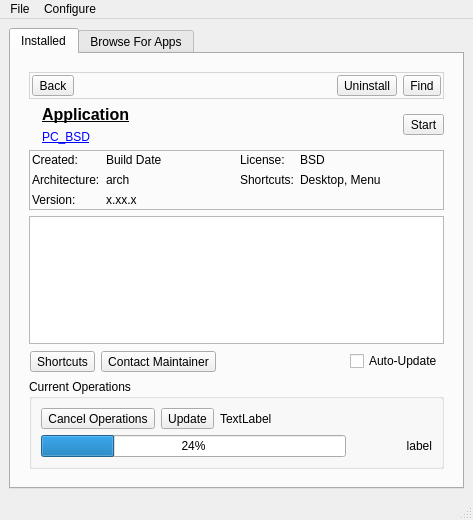
The window that src-qt4/pc-softwaremanager/mainUI.ui (trueos/pcbsd) describes before a commit, drawn with Qt 5.
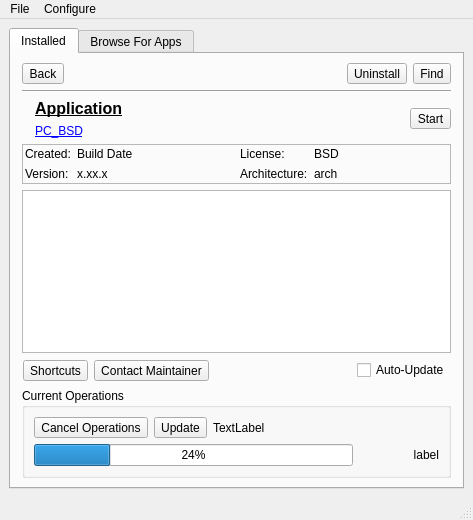
The same window after the commit. The open tabs and pages were chosen to show the change. Icons and pictures are not drawn.

The edit to the form file:
```diff
--- a/src-qt4/pc-softwaremanager/mainUI.ui
+++ b/src-qt4/pc-softwaremanager/mainUI.ui
@@ -42,6 +42,21 @@
         <string>Installed</string>
        </attribute>
        <layout class="QVBoxLayout" name="verticalLayout_2">
+        <property name="spacing">
+         <number>-1</number>
+        </property>
+        <property name="leftMargin">
+         <number>2</number>
+        </property>
+        <property name="topMargin">
+         <number>0</number>
+        </property>
+        <property name="rightMargin">
+         <number>2</number>
+        </property>
+        <property name="bottomMargin">
+         <number>0</number>
+        </property>
         <item>
          <widget class="QStackedWidget" name="stackedWidget">
           <property name="styleSheet">
@@ -53,49 +68,35 @@
           <widget class="QWidget" name="page_install_list">
            <layout class="QVBoxLayout" name="verticalLayout_21">
             <item>
-             <widget class="QFrame" name="frame_3">
-              <property name="styleSheet">
-               <string notr="true">QFrame{background-color: rgba(250,250,250,170);}</string>
-              </property>
-              <property name="frameShape">
-               <enum>QFrame::StyledPanel</enum>
-              </property>
-              <property name="frameShadow">
-               <enum>QFrame::Raised</enum>
-              </property>
-              <layout class="QHBoxLayout" name="horizontalLayout_13">
-               <property name="margin">
-                <number>2</number>
-               </property>
-               <item>
-                <spacer name="horizontalSpacer_2">
-                 <property name="orientation">
-                  <enum>Qt::Horizontal</enum>
-                 </property>
-                 <property name="sizeHint" stdset="0">
-                  <size>
-                   <width>278</width>
-                   <height>20</height>
-                  </size>
-                 </property>
-                </spacer>
-               </item>
-               <item>
-                <widget class="QToolButton" name="tool_install_details">
-                 <property name="text">
-                  <string>Application Details</string>
-                 </property>
-                 <property name="icon">
-                  <iconset resource="SoftwareManager.qrc">
-                   <normaloff>:/icons/go-next.png</normaloff>:/icons/go-next.png</iconset>
-                 </property>
-                 <property name="toolButtonStyle">
-                  <enum>Qt::ToolButtonTextBesideIcon</enum>
-                 </property>
-                </widget>
-               </item>
-              </layout>
-             </widget>
+             <layout class="QHBoxLayout" name="horizontalLayout_11">
+              <item>
+               <spacer name="horizontalSpacer_2">
+                <property name="orientation">
+                 <enum>Qt::Horizontal</enum>
+                </property>
+                <property name="sizeHint" stdset="0">
+                 <size>
+                  <width>278</width>
+                  <height>20</height>
+                 </size>
+                </property>
+               </spacer>
+              </item>
+              <item>
+               <widget class="QToolButton" name="tool_install_details">
+                <property name="text">
+                 <string>Application Details</string>
+                </property>
+                <property name="icon">
+                 <iconset resource="SoftwareManager.qrc">
+                  <normaloff>:/icons/go-next.png</normaloff>:/icons/go-next.png</iconset>
+                </property>
+                <property name="toolButtonStyle">
+                 <enum>Qt::ToolButtonTextBesideIcon</enum>
+                </property>
+               </widget>
+              </item>
+             </layout>
             </item>
             <item>
              <widget class="QTreeWidget" name="tree_install_apps">
@@ -189,10 +190,10 @@
           </widget>
           <widget class="QWidget" name="page_install_details">
            <layout class="QGridLayout" name="gridLayout_2">
-            <item row="0" column="0">
-             <widget class="QFrame" name="frame">
+            <item row="3" column="0">
+             <widget class="QFrame" name="frame_2">
               <property name="styleSheet">
-               <string notr="true">QFrame{background-color: rgba(250,250,250,170);}</string>
+               <string notr="true"/>
               </property>
               <property name="frameShape">
                <enum>QFrame::StyledPanel</enum>
@@ -200,75 +201,189 @@
               <property name="frameShadow">
                <enum>QFrame::Raised</enum>
               </property>
-              <layout class="QHBoxLayout" name="horizontalLayout_2">
+              <layout class="QHBoxLayout" name="horizontalLayout_14">
                <property name="margin">
                 <number>2</number>
                </property>
                <item>
-                <widget class="QToolButton" name="tool_install_back">
-                 <property name="text">
-                  <string>Back</string>
+                <layout class="QFormLayout" name="formLayout_7">
+                 <property name="fieldGrowthPolicy">
+                  <enum>QFormLayout::ExpandingFieldsGrow</enum>
                  </property>
-                 <property name="icon">
-                  <iconset resource="SoftwareManager.qrc">
-                   <normaloff>:/icons/go-previous.png</normaloff>:/icons/go-previous.png</iconset>
-                 </property>
-                 <property name="toolButtonStyle">
-                  <enum>Qt::ToolButtonTextBesideIcon</enum>
-                 </property>
-                </widget>
+                 <item row="0" column="0">
+                  <widget class="QLabel" name="label_3">
+                   <property name="text">
+                    <string>Created:</string>
+                   </property>
+                  </widget>
+                 </item>
+                 <item row="0" column="1">
+                  <widget class="QLabel" name="label_install_date">
+                   <property name="text">
+                    <string notr="true">Build Date</string>
+                   </property>
+                  </widget>
+                 </item>
+                 <item row="1" column="0">
+                  <widget class="QLabel" name="label">
+                   <property name="text">
+                    <string>Version:</string>
+                   </property>
+                  </widget>
+                 </item>
+                 <item row="1" column="1">
+                  <widget class="QLabel" name="label_install_version">
+                   <property name="text">
+                    <string notr="true">x.xx.x</string>
+                   </property>
+                  </widget>
+                 </item>
+                </layout>
                </item>
                <item>
-                <spacer name="horizontalSpacer_7">
-                 <property name="orientation">
-                  <enum>Qt::Horizontal</enum>
+                <layout class="QFormLayout" name="formLayout">
+                 <property name="fieldGrowthPolicy">
+                  <enum>QFormLayout::ExpandingFieldsGrow</enum>
                  </property>
-                 <property name="sizeHint" stdset="0">
-                  <size>
-                   <width>0</width>
-                   <height>20</height>
-                  </size>
-                 </property>
-                </spacer>
+                 <item row="0" column="0">
+                  <widget class="QLabel" name="label_4">
+                   <property name="text">
+                    <string>License:</string>
+                   </property>
+                  </widget>
+                 </item>
+                 <item row="0" column="1">
+                  <widget class="QLabel" name="label_install_license">
+                   <property name="text">
+                    <string notr="true">BSD</string>
+                   </property>
+                  </widget>
+                 </item>
+                 <item row="1" column="0">
+                  <widget class="QLabel" name="label_5">
+                   <property name="text">
+                    <string>Architecture:</string>
+                   </property>
+                  </widget>
+                 </item>
+                 <item row="1" column="1">
+                  <widget class="QLabel" name="label_install_arch">
+                   <property name="text">
+                    <string notr="true">arch</string>
+                   </property>
+                  </widget>
+                 </item>
+                </layout>
                </item>
+              </layout>
+             </widget>
+            </item>
+            <item row="7" column="0">
+             <widget class="QGroupBox" name="group_install_appStat">
+              <property name="title">
+               <string>Current Operations</string>
+              </property>
+              <property name="flat">
+               <bool>true</bool>
+              </property>
+              <layout class="QVBoxLayout" name="verticalLayout_18">
                <item>
-                <widget class="QToolButton" name="tool_install_remove">
-                 <property name="toolTip">
-                  <string>Remove the selected application</string>
-                 </property>
-                 <property name="statusTip">
-                  <string>Remove the selected application</string>
-                 </property>
-                 <property name="text">
-                  <string>Uninstall</string>
-                 </property>
-                 <property name="icon">
-                  <iconset resource="SoftwareManager.qrc">
-                   <normaloff>:/icons/remove.png</normaloff>:/icons/remove.png</iconset>
-                 </property>
-                 <property name="toolButtonStyle">
-                  <enum>Qt::ToolButtonTextBesideIcon</enum>
-                 </property>
-                </widget>
+                <layout class="QHBoxLayout" name="horizontalLayout_10">
+                 <item>
+                  <widget class="QToolButton" name="tool_install_cancel">
+                   <property name="sizePolicy">
+                    <sizepolicy hsizetype="Preferred" vsizetype="Preferred">
+                     <horstretch>0</horstretch>
+                     <verstretch>0</verstretch>
+                    </sizepolicy>
+                   </property>
+                   <property name="toolTip">
+                    <string>Cancel any actions for this application</string>
+                   </property>
+                   <property name="statusTip">
+                    <string>Cancel any actions for this application</string>
+                   </property>
+                   <property name="text">
+                    <string>Cancel Operations</string>
+                   </property>
+                   <property name="icon">
+                    <iconset resource="SoftwareManager.qrc">
+                     <normaloff>:/icons/dialog-cancel.png</normaloff>:/icons/dialog-cancel.png</iconset>
+                   </property>
+                   <property name="toolButtonStyle">
+                    <enum>Qt::ToolButtonIconOnly</enum>
+                   </property>
+                  </widget>
+                 </item>
+                 <item>
+                  <widget class="QToolButton" name="tool_install_update">
+                   <property name="toolTip">
+                    <string>Update the application to the most recent version</string>
+                   </property>
+                   <property name="statusTip">
+                    <string>Update the selected application</string>
+                   </property>
+                   <property name="text">
+                    <string>Update</string>
+                   </property>
+                   <property name="icon">
+                    <iconset resource="SoftwareManager.qrc">
+                     <normaloff>:/icons/view-refresh.png</normaloff>:/icons/view-refresh.png</iconset>
+                   </property>
+                   <property name="toolButtonStyle">
+                    <enum>Qt::ToolButtonIconOnly</enum>
+                   </property>
+                  </widget>
+                 </item>
+                 <item>
+                  <widget class="QLabel" name="label_install_status">
+                   <property name="sizePolicy">
+                    <sizepolicy hsizetype="Expanding" vsizetype="Preferred">
+                     <horstretch>0</horstretch>
+                     <verstretch>0</verstretch>
+                    </sizepolicy>
+                   </property>
+                   <property name="text">
+                    <string notr="true">TextLabel</string>
+                   </property>
+                   <property name="wordWrap">
+                    <bool>true</bool>
+                   </property>
+                  </widget>
+                 </item>
+                </layout>
                </item>
                <item>
-                <widget class="QToolButton" name="tool_install_gotobrowserpage">
-                 <property name="text">
-                  <string>Find</string>
-                 </property>
-                 <property name="icon">
-                  <iconset resource="SoftwareManager.qrc">
-                   <normaloff>:/icons/edit-find.png</normaloff>:/icons/edit-find.png</iconset>
-                 </property>
-                 <property name="toolButtonStyle">
-                  <enum>Qt::ToolButtonTextBesideIcon</enum>
-                 </property>
-                </widget>
+                <layout class="QHBoxLayout" name="horizontalLayout_9">
+                 <item>
+                  <widget class="QProgressBar" name="progress_install_DL">
+                   <property name="value">
+                    <number>24</number>
+                   </property>
+                  </widget>
+                 </item>
+                 <item>
+                  <widget class="QLabel" name="label_install_DL">
+                   <property name="minimumSize">
+                    <size>
+                     <width>80</width>
+                     <height>0</height>
+                    </size>
+                   </property>
+                   <property name="text">
+                    <string notr="true">label</string>
+                   </property>
+                   <property name="alignment">
+                    <set>Qt::AlignRight|Qt::AlignTrailing|Qt::AlignVCenter</set>
+                   </property>
+                  </widget>
+                 </item>
+                </layout>
                </item>
               </layout>
              </widget>
             </item>
-            <item row="1" column="0">
+            <item row="2" column="0">
              <layout class="QHBoxLayout" name="horizontalLayout_6">
               <item>
                <widget class="QLabel" name="label_install_icon">
@@ -374,109 +489,7 @@
               </item>
              </layout>
             </item>
-            <item row="2" column="0">
-             <widget class="QFrame" name="frame_2">
-              <property name="styleSheet">
-               <string notr="true"/>
-              </property>
-              <property name="frameShape">
-               <enum>QFrame::StyledPanel</enum>
-              </property>
-              <property name="frameShadow">
-               <enum>QFrame::Raised</enum>
-              </property>
-              <layout class="QHBoxLayout" name="horizontalLayout_14">
-               <property name="margin">
-                <number>2</number>
-               </property>
-               <item>
-                <layout class="QFormLayout" name="formLayout_7">
-                 <property name="fieldGrowthPolicy">
-                  <enum>QFormLayout::ExpandingFieldsGrow</enum>
-                 </property>
-                 <item row="0" column="0">
-                  <widget class="QLabel" name="label_3">
-                   <property name="text">
-                    <string>Created:</string>
-                   </property>
-                  </widget>
-                 </item>
-                 <item row="1" column="0">
-                  <widget class="QLabel" name="label_5">
-                   <property name="text">
-                    <string>Architecture:</string>
-                   </property>
-                  </widget>
-                 </item>
-                 <item row="0" column="1">
-                  <widget class="QLabel" name="label_install_date">
-                   <property name="text">
-                    <string notr="true">Build Date</string>
-                   </property>
-                  </widget>
-                 </item>
-                 <item row="1" column="1">
-                  <widget class="QLabel" name="label_install_arch">
-                   <property name="text">
-                    <string notr="true">arch</string>
-                   </property>
-                  </widget>
-                 </item>
-                 <item row="2" column="0">
-                  <widget class="QLabel" name="label">
-                   <property name="text">
-                    <string>Version:</string>
-                   </property>
-                  </widget>
-                 </item>
-                 <item row="2" column="1">
-                  <widget class="QLabel" name="label_install_version">
-                   <property name="text">
-                    <string notr="true">x.xx.x</string>
-                   </property>
-                  </widget>
-                 </item>
-                </layout>
-               </item>
-               <item>
-                <layout class="QFormLayout" name="formLayout">
-                 <property name="fieldGrowthPolicy">
-                  <enum>QFormLayout::ExpandingFieldsGrow</enum>
-                 </property>
-                 <item row="0" column="0">
-                  <widget class="QLabel" name="label_4">
-                   <property name="text">
-                    <string>License:</string>
-                   </property>
-                  </widget>
-                 </item>
-                 <item row="0" column="1">
-                  <widget class="QLabel" name="label_install_license">
-                   <property name="text">
-                    <string notr="true">BSD</string>
-                   </property>
-                  </widget>
-                 </item>
-                 <item row="1" column="0">
-                  <widget class="QLabel" name="label_2">
-                   <property name="text">
-                    <string>Shortcuts:</string>
-                   </property>
-                  </widget>
-                 </item>
-                 <item row="1" column="1">
-                  <widget class="QLabel" name="label_install_shortcuts">
-                   <property name="text">
-                    <string notr="true">Desktop, Menu</string>
-                   </property>
-                  </widget>
-                 </item>
-                </layout>
-               </item>
-              </layout>
-             </widget>
-            </item>
-            <item row="3" column="0">
+            <item row="4" column="0">
              <widget class="QPlainTextEdit" name="text_install_description">
               <property name="sizePolicy">
                <sizepolicy hsizetype="Expanding" vsizetype="Preferred">
@@ -489,7 +502,7 @@
               </property>
              </widget>
             </item>
-            <item row="4" column="0">
+            <item row="5" column="0">
              <layout class="QHBoxLayout" name="horizontalLayout_12">
               <property name="margin">
                <number>1</number>
@@ -557,122 +570,89 @@
               </item>
              </layout>
             </item>
-            <item row="5" column="0">
-             <spacer name="verticalSpacer">
-              <property name="orientation">
-               <enum>Qt::Vertical</enum>
-              </property>
-              <property name="sizeHint" stdset="0">
-               <size>
-                <width>20</width>
-                <height>0</height>
-               </size>
-              </property>
-             </spacer>
-            </item>
             <item row="6" column="0">
-             <widget class="QGroupBox" name="group_install_appStat">
-              <property name="title">
-               <string>Current Operations</string>
+             <spacer name="verticalSpacer">
+              <property name="orientation">
+               <enum>Qt::Vertical</enum>
               </property>
-              <property name="flat">
-               <bool>true</bool>
+              <property name="sizeHint" stdset="0">
+               <size>
+                <width>20</width>
+                <height>0</height>
+               </size>
               </property>
-              <layout class="QVBoxLayout" name="verticalLayout_18">
-               <item>
-                <layout class="QHBoxLayout" name="horizontalLayout_10">
-                 <item>
-                  <widget class="QToolButton" name="tool_install_cancel">
-                   <property name="sizePolicy">
-                    <sizepolicy hsizetype="Preferred" vsizetype="Preferred">
-                     <horstretch>0</horstretch>
-                     <verstretch>0</verstretch>
-                    </sizepolicy>
-                   </property>
-                   <property name="toolTip">
-                    <string>Cancel any actions for this application</string>
-                   </property>
-                   <property name="statusTip">
-                    <string>Cancel any actions for this application</string>
-                   </property>
-                   <property name="text">
-                    <string>Cancel Operations</string>
-                   </property>
-                   <property name="icon">
-                    <iconset resource="SoftwareManager.qrc">
-                     <normaloff>:/icons/dialog-cancel.png</normaloff>:/icons/dialog-cancel.png</iconset>
-                   </property>
-                   <property name="toolButtonStyle">
-                    <enum>Qt::ToolButtonIconOnly</enum>
-                   </property>
-                  </widget>
-                 </item>
-                 <item>
-                  <widget class="QToolButton" name="tool_install_update">
-                   <property name="toolTip">
-                    <string>Update the application to the most recent version</string>
-                   </property>
-                   <property name="statusTip">
-                    <string>Update the selected application</string>
-                   </property>
-                   <property name="text">
-                    <string>Update</string>
-                   </property>
-                   <property name="icon">
-                    <iconset resource="SoftwareManager.qrc">
-                     <normaloff>:/icons/view-refresh.png</normaloff>:/icons/view-refresh.png</iconset>
-                   </property>
-                   <property name="toolButtonStyle">
-                    <enum>Qt::ToolButtonIconOnly</enum>
-                   </property>
-                  </widget>
-                 </item>
-                 <item>
-                  <widget class="QLabel" name="label_install_status">
-                   <property name="sizePolicy">
-                    <sizepolicy hsizetype="Expanding" vsizetype="Preferred">
-                     <horstretch>0</horstretch>
-                     <verstretch>0</verstretch>
-                    </sizepolicy>
-                   </property>
-                   <property name="text">
-                    <string notr="true">TextLabel</string>
-                   </property>
-                   <property name="wordWrap">
-                    <bool>true</bool>
-                   </property>
-                  </widget>
-                 </item>
-                </layout>
-               </item>
-               <item>
-                <layout class="QHBoxLayout" name="horizontalLayout_9">
-                 <item>
-                  <widget class="QProgressBar" name="progress_install_DL">
-                   <property name="value">
-                    <number>24</number>
-                   </property>
-                  </widget>
-                 </item>
-                 <item>
-                  <widget class="QLabel" name="label_install_DL">
-                   <property name="minimumSize">
-                    <size>
-                     <width>80</width>
-                     <height>0</height>
-                    </size>
-                   </property>
-                   <property name="text">
-                    <string notr="true">label</string>
-                   </property>
-                   <property name="alignment">
-                    <set>Qt::AlignRight|Qt::AlignTrailing|Qt::AlignVCenter</set>
-                   </property>
-                  </widget>
-                 </item>
-                </layout>
-               </item>
-              </layout>
+             </spacer>
+            </item>
+            <item row="0" column="0">
+             <layout class="QHBoxLayout" name="horizontalLayout_13">
+              <item>
+               <widget class="QToolButton" name="tool_install_back">
+                <property name="text">
+                 <string>Back</string>
+                </property>
+                <property name="icon">
+                 <iconset resource="SoftwareManager.qrc">
+                  <normaloff>:/icons/go-previous.png</normaloff>:/icons/go-previous.png</iconset>
+                </property>
+                <property name="toolButtonStyle">
+                 <enum>Qt::ToolButtonTextBesideIcon</enum>
+                </property>
+               </widget>
+              </item>
+              <item>
+               <spacer name="horizontalSpacer_7">
+                <property name="orientation">
+                 <enum>Qt::Horizontal</enum>
+                </property>
+                <property name="sizeHint" stdset="0">
+                 <size>
+                  <width>0</width>
+                  <height>20</height>
+                 </size>
+                </property>
+               </spacer>
+              </item>
+              <item>
+               <widget class="QToolButton" name="tool_install_remove">
+                <property name="toolTip">
+                 <string>Remove the selected application</string>
+                </property>
+                <property name="statusTip">
+                 <string>Remove the selected application</string>
+                </property>
+                <property name="text">
+                 <string>Uninstall</string>
+                </property>
+                <property name="icon">
+                 <iconset resource="SoftwareManager.qrc">
+                  <normaloff>:/icons/remove.png</normaloff>:/icons/remove.png</iconset>
+                </property>
+                <property name="toolButtonStyle">
+                 <enum>Qt::ToolButtonTextBesideIcon</enum>
+                </property>
+               </widget>
+              </item>
+              <item>
+               <widget class="QToolButton" name="tool_install_gotobrowserpage">
+                <property name="text">
+                 <string>Find</string>
+                </property>
+                <property name="icon">
+                 <iconset resource="SoftwareManager.qrc">
+                  <normaloff>:/icons/edit-find.png</normaloff>:/icons/edit-find.png</iconset>
+                </property>
+                <property name="toolButtonStyle">
+                 <enum>Qt::ToolButtonTextBesideIcon</enum>
+                </property>
+               </widget>
+              </item>
+             </layout>
+            </item>
+            <item row="1" column="0">
+             <widget class="Line" name="line_2">
+              <property name="orientation">
+               <enum>Qt::Horizontal</enum>
+              </property>
              </widget>
             </item>
            </layout>
```
Left out of the diff: 36 changed lines with no effect on the pictures.
